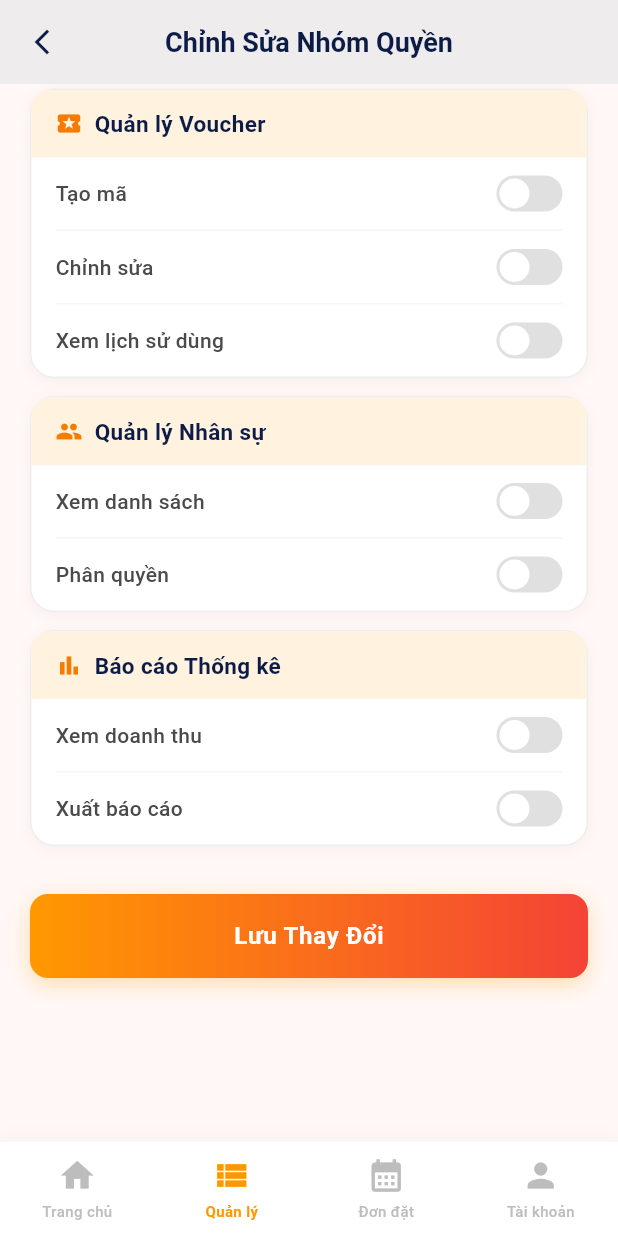
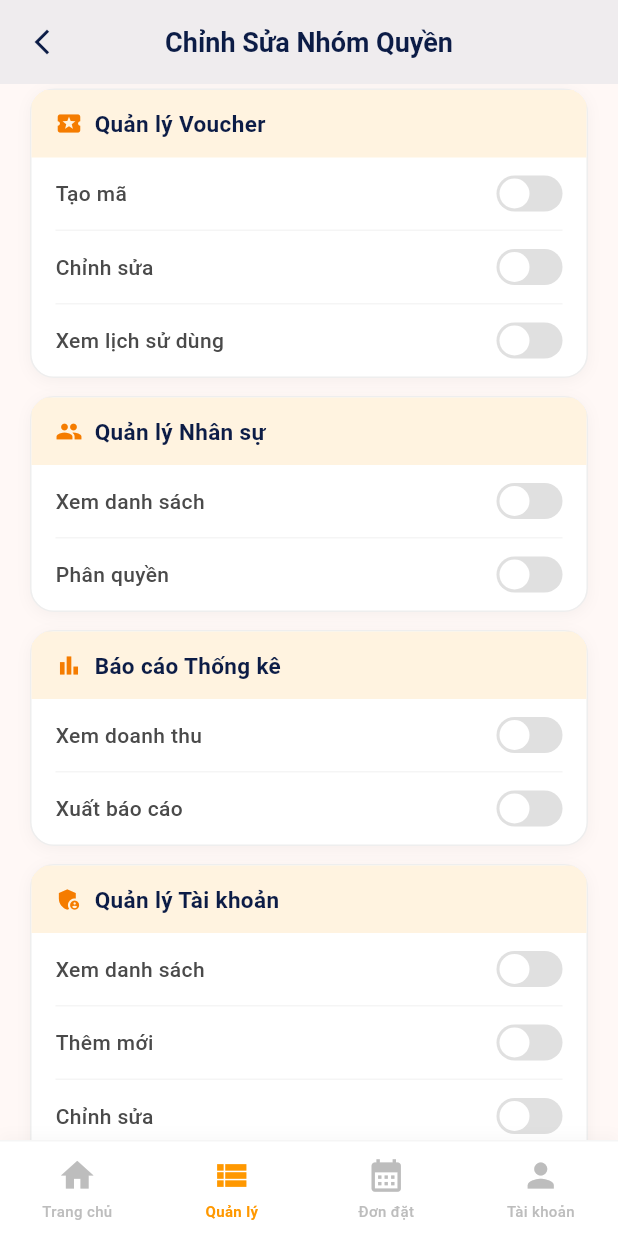
Before and after one commit to pn-knguyen/sportset_admin, a Flutter app: the PermissionEditScreen screen opened by its route, scrolled down 764 dp, on a phone screen of 412 x 824 dp. Run offline on Flutter 3.47's test engine with Material 3 defaults, Android fonts, the phone set to English and light mode, and no system bars; our stand-ins replace cloud_firestore, firebase_auth, firebase_core, firebase_storage, image_picker; accounts and stored records are empty; network calls fail.

Commit message:
update permission service and screens

```diff
--- a/lib/screens/management/permission/permission_edit_screen.dart
+++ b/lib/screens/management/permission/permission_edit_screen.dart
@@ -63,6 +63,16 @@ class _PermissionEditScreenState extends State<PermissionEditScreen> {
       'items': [
         {'label': 'Xem doanh thu', 'enabled': false},
         {'label': 'Xuất báo cáo', 'enabled': false},
+      ],
+    },
+    {
+      'title': 'Quản lý Tài khoản',
+      'icon': Icons.admin_panel_settings,
+      'items': [
+        {'label': 'Xem danh sách', 'enabled': false},
+        {'label': 'Thêm mới', 'enabled': false},
+        {'label': 'Chỉnh sửa', 'enabled': false},
+        {'label': 'Xóa', 'enabled': false},
       ],
     },
   ];
@@ -546,6 +556,18 @@ class _PermissionEditScreenState extends State<PermissionEditScreen> {
             return _getPermissionValue('reports', 'export');
         }
         break;
+      case 5:
+        switch (itemIndex) {
+          case 0:
+            return _getPermissionValue('accounts', 'view');
+          case 1:
+            return _getPermissionValue('accounts', 'create');
+          case 2:
+            return _getPermissionValue('accounts', 'update');
+          case 3:
+            return _getPermissionValue('accounts', 'delete');
+        }
+        break;
     }
 
     return false;
@@ -623,6 +645,22 @@ class _PermissionEditScreenState extends State<PermissionEditScreen> {
             return;
         }
         return;
+      case 5:
+        switch (itemIndex) {
+          case 0:
+            _setPermissionValue('accounts', 'view', value);
+            return;
+          case 1:
+            _setPermissionValue('accounts', 'create', value);
+            return;
+          case 2:
+            _setPermissionValue('accounts', 'update', value);
+            return;
+          case 3:
+            _setPermissionValue('accounts', 'delete', value);
+            return;
+        }
+        return;
     }
   }
 
--- a/lib/services/permission_service.dart
+++ b/lib/services/permission_service.dart
@@ -194,6 +194,12 @@ class PermissionService {
         'delete': false,
         'assign_permissions': false,
       },
+      'accounts': {
+        'view': false,
+        'create': false,
+        'update': false,
+        'delete': false,
+      },
       'sports': {
         'view': false,
         'create': false,
```
Also changed, not shown: lib/screens/management/permission/permission_create_screen.dart (+38 -0 lines), lib/services/setup_service.dart (+22 -0 lines).
